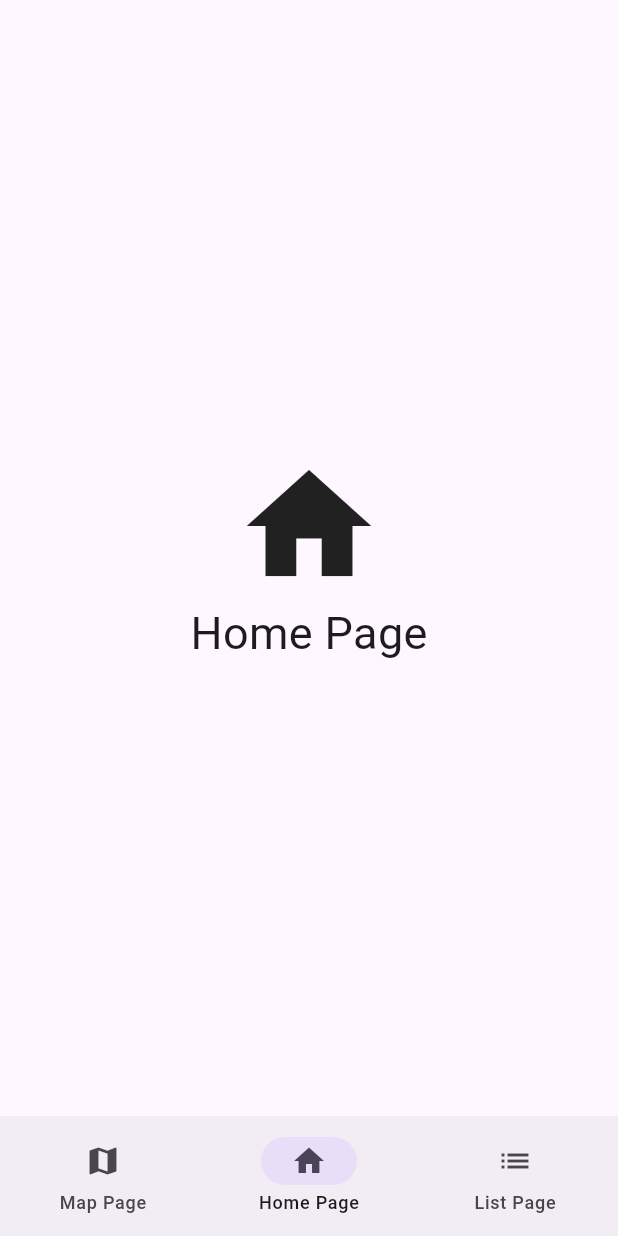
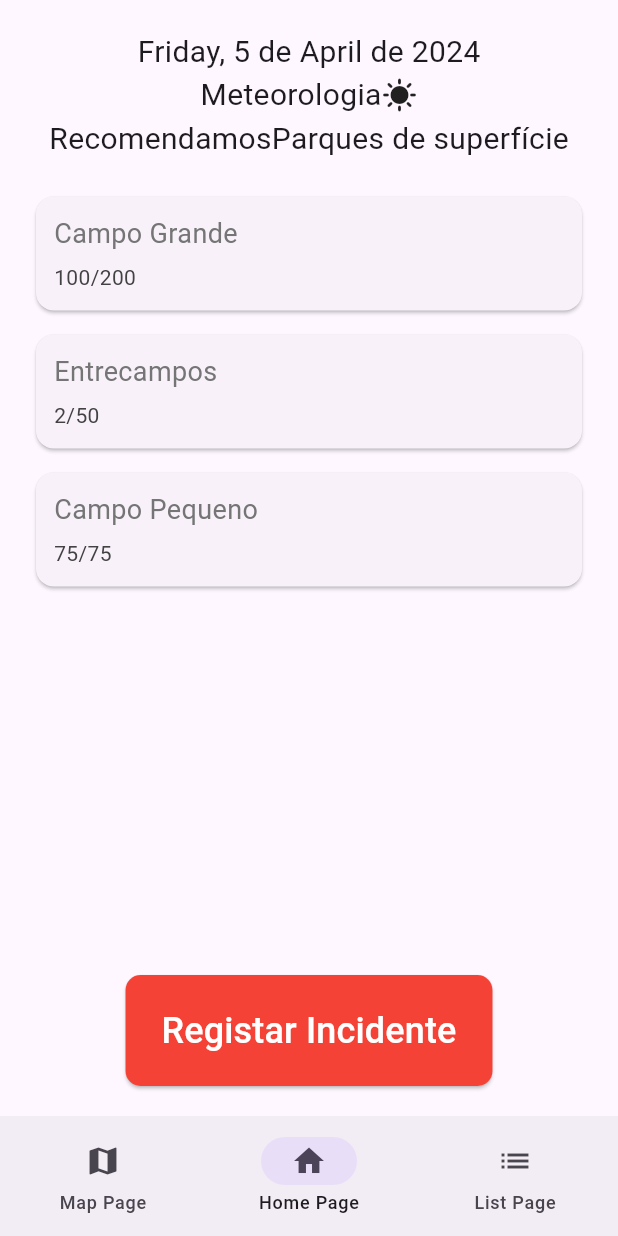
Before and after one commit to pedro-abreu-a22110364/app_emel_cm, a Flutter app: the screen it shows after launch, on a phone screen of 412 x 824 dp. Run offline on Flutter 3.47's test engine with Material 3 defaults, Android fonts, the phone set to English and light mode, and no system bars.

Commit message:
Alterações efetuadas: - Dashboard - Map Page - List Page - criei uma classe para poder apenas retirar 3 parque (problema - isto tem de ser decidido pela meteorologia)
Falta:
- Na dashborad -> cores, melhor organização, colocar meteorologia automatica

```diff
--- a/lib/pages/home_page.dart
+++ b/lib/pages/home_page.dart
@@ -1,8 +1,22 @@
-import 'package:app_emel_cm/pages/pages.dart';
+import 'package:app_emel_cm/pages/templates/parque_card.dart';
+import 'package:flutter/cupertino.dart';
 import 'package:flutter/material.dart';
+import 'package:flutter/widgets.dart';
+import 'package:intl/intl.dart';
 
-class HomePage extends StatelessWidget {
+import '../model/parque.dart';
+import '../model/tipo_parque.dart';
+import 'list_page.dart';
+
+class HomePage extends StatefulWidget {
   const HomePage({super.key});
+
+  @override
+  State<HomePage> createState() => _HomePageState();
+}
+
+class _HomePageState extends State<HomePage> {
+  final parques = ParquesRepositorio();
 
   @override
   Widget build(BuildContext context) {
@@ -10,12 +24,91 @@ class HomePage extends StatelessWidget {
       body: Center(
         child: Column(
           mainAxisAlignment: MainAxisAlignment.center,
-          children: [
-            Icon(pages[1].icon, size: 100),
-            Text(pages[1].title, style: TextStyle(fontSize: 30)),
+          children: <Widget>[
+            SizedBox(height: 20.0,),
+            buildDiaAtualWidget(context),
+            const Row(
+              mainAxisAlignment: MainAxisAlignment.center,
+              children: <Widget>[
+                Text('Meteorologia', style: TextStyle(fontSize: 20.0)),
+                //isto tem de ser um stateful widget do later
+                Icon(Icons.sunny),
+              ],
+            ),
+            const Row(
+              mainAxisAlignment: MainAxisAlignment.center,
+              children: <Widget>[
+                Text('Recomendamos', style: TextStyle(fontSize: 20.0)),
+                Text('Parques de superfície', style: TextStyle(fontSize: 20.0)),
+              ],
+            ),
+            Expanded(
+              child:
+                buildList()
+            ),
+            Row(
+              mainAxisAlignment: MainAxisAlignment.center,
+              children: <Widget>[
+                ElevatedButton(
+                  child: Text('Registar Incidente', style: TextStyle(fontSize: 24.0)),
+                  style: ElevatedButton.styleFrom(
+                    backgroundColor: Colors.red,
+                    foregroundColor: Colors.white,
+                    shape: RoundedRectangleBorder( // Shape of the button
+                      borderRadius: BorderRadius.circular(10.0), // Square edges
+                    ),
+                    padding: EdgeInsets.fromLTRB(24.0, 20.0, 24.0, 20.0),
+                  ),
+                  onPressed: () {
+                    print('click me');
+                  },
+                ),
+              ],
+            ),
+            SizedBox(height: 20.0,),
           ],
         ),
       ),
     );
   }
+  Widget buildDiaAtualWidget(BuildContext context) {
+    //weekday & month structure
+    DateFormat dateFormat = DateFormat(
+        "EEEE", Localizations.localeOf(context).toString());
+    String weekday = dateFormat.format(DateTime.now());
+
+    String locale = Localizations.localeOf(context).toString();
+    DateFormat monthFormat = DateFormat("MMMM", locale);
+    String month = monthFormat.format(DateTime.now());
+
+    DateTime now = DateTime.now();
+    return Text('$weekday, ${now.day} de $month de ${now.year}',
+        style: TextStyle(fontSize: 20.0));
+  }
+
+  Widget buildList() {
+    return ListView.builder(
+      padding: EdgeInsets.all(8), // padding à volta do blocos
+      itemBuilder: (_, index) => ParqueCard(parque: parques.parques[index]),
+      itemCount: parques.parques.length,
+    );
+  }
 }
+
+
+/*class Meteorologia {
+  String weatherCondition = 'sunny'; // Vamos supor que isto venha de uma API
+
+  Future<bool> fetchWeatherForecast() async {
+    final link = await http.get(Uri.parse('https://www.ipma.pt/pt/otempo'
+        '/prev.localidade.hora/#Lisboa&Lisboa'));
+
+    if (link.statusCode == 200) {
+      final weatherData = json.decode(link.body);
+      final weatherToday = weatherData['data'][0];
+      return weatherToday['idWeatherType'] == 1;
+    } else {
+      throw Exception('Failed to load weather data');
+    }
+  }
+}*/
--- a/lib/pages/list_page.dart
+++ b/lib/pages/list_page.dart
@@ -12,7 +12,6 @@ class ListPage extends StatefulWidget {
 }
 
 class _ListPageState extends State<ListPage> {
-
   List<Parque> parques = [
     Parque(idParque: 1, nome: "Campo Grande", lotacaoReal: 100, lotacaoMax: 200, tipoParque: TipoParque.SUPERFICIE),
     Parque(idParque: 2, nome: "Entrecampos", lotacaoReal: 2, lotacaoMax: 50, tipoParque: TipoParque.ESTRUTURA),
@@ -28,3 +27,21 @@ class _ListPageState extends State<ListPage> {
     );
   }
 }
+
+class ParquesRepositorio extends State<ListPage>{
+  List<Parque> parques = [
+      Parque(idParque: 1, nome: "Campo Grande", lotacaoReal: 100, lotacaoMax: 200, tipoParque: TipoParque.SUPERFICIE),
+      Parque(idParque: 2, nome: "Entrecampos", lotacaoReal: 2, lotacaoMax: 50, tipoParque: TipoParque.ESTRUTURA),
+      Parque(idParque: 3, nome: "Campo Pequeno", lotacaoReal: 75, lotacaoMax: 75, tipoParque: TipoParque.ESTRUTURA)
+  ];
+
+  @override
+  Widget build(BuildContext context) {
+    return Scaffold(
+        body: Row(
+          children: parques.map((parque) => ParqueCard(parque: parque))
+              .toList(),
+        )
+    );
+  }
+}
--- a/lib/pages/map_page.dart
+++ b/lib/pages/map_page.dart
@@ -8,14 +8,8 @@ class MapPage extends StatelessWidget {
   Widget build(BuildContext context) {
     return Scaffold(
       body: Center(
-        child: Column(
-          mainAxisAlignment: MainAxisAlignment.center,
-          children: [
-            Icon(pages[0].icon, size: 100),
-            Text(pages[0].title, style: TextStyle(fontSize: 30)),
-          ],
+        child: Image.network('https://images.app.goo.gl/N652tea6ZKCKNZX79'),
         ),
-      ),
-    );
+      );
   }
 }
```
